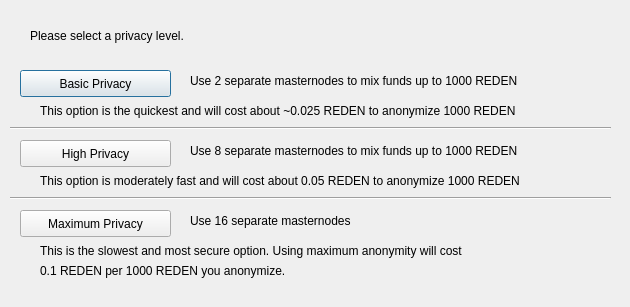
HTHcoin/HTH-Legacy-old-chain, file src/qt/forms/darksendconfig.ui: the form before one commit.
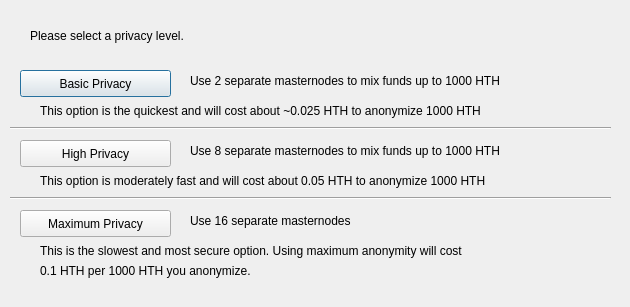
The form after the commit.

```diff
--- a/src/qt/forms/darksendconfig.ui
+++ b/src/qt/forms/darksendconfig.ui
@@ -75,7 +75,7 @@
     </rect>
    </property>
    <property name="text">
-    <string>Use 2 separate masternodes to mix funds up to 1000 REDEN</string>
+    <string>Use 2 separate masternodes to mix funds up to 1000 HTH</string>
    </property>
   </widget>
   <widget class="QLabel" name="label_3">
@@ -88,7 +88,7 @@
     </rect>
    </property>
    <property name="text">
-    <string>Use 8 separate masternodes to mix funds up to 1000 REDEN</string>
+    <string>Use 8 separate masternodes to mix funds up to 1000 HTH</string>
    </property>
   </widget>
   <widget class="QLabel" name="label_4">
@@ -114,7 +114,7 @@
     </rect>
    </property>
    <property name="text">
-    <string>This option is the quickest and will cost about ~0.025 REDEN to anonymize 1000 REDEN</string>
+    <string>This option is the quickest and will cost about ~0.025 HTH to anonymize 1000 HTH</string>
    </property>
   </widget>
   <widget class="QLabel" name="label_7">
@@ -127,7 +127,7 @@
     </rect>
    </property>
    <property name="text">
-    <string>This option is moderately fast and will cost about 0.05 REDEN to anonymize 1000 REDEN</string>
+    <string>This option is moderately fast and will cost about 0.05 HTH to anonymize 1000 HTH</string>
    </property>
   </widget>
   <widget class="QLabel" name="label_8">
@@ -153,7 +153,7 @@
     </rect>
    </property>
    <property name="text">
-    <string>0.1 REDEN per 1000 REDEN you anonymize.</string>
+    <string>0.1 HTH per 1000 HTH you anonymize.</string>
    </property>
   </widget>
   <widget class="Line" name="line">
```
